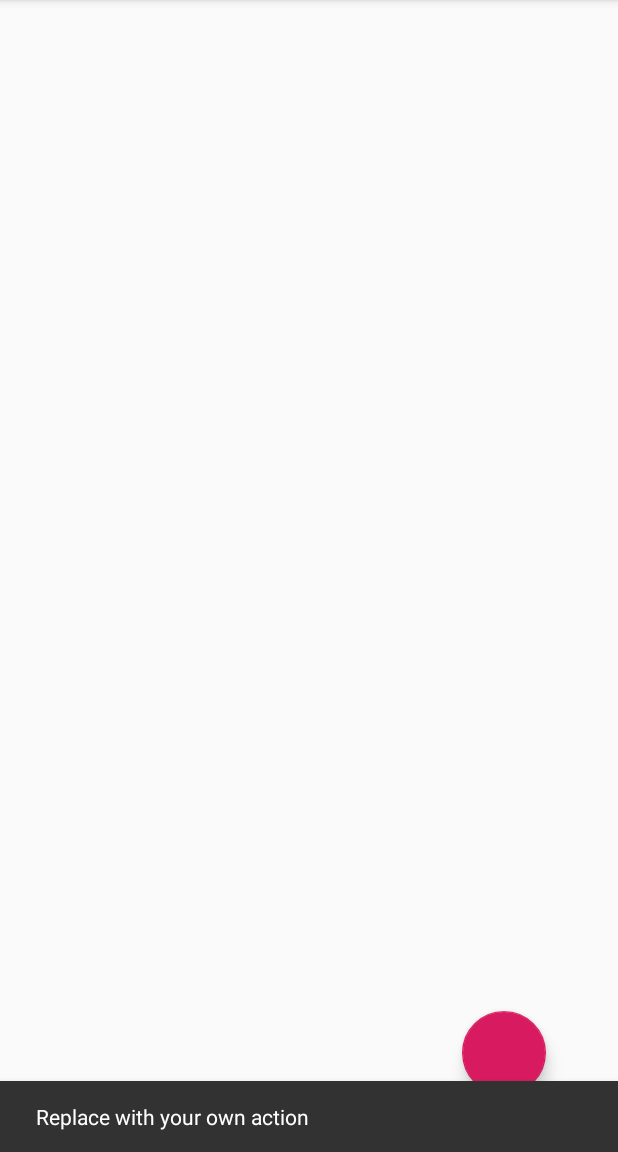
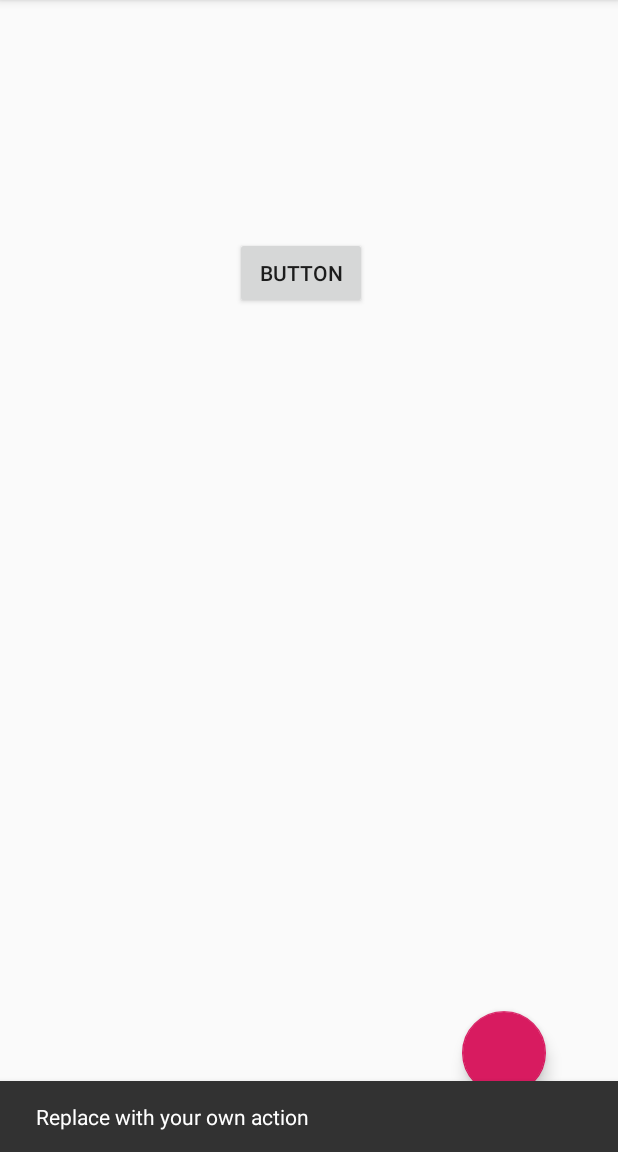
Before and after one commit to JPaik649/Eventify, an Android app: the screen it shows after launch (MainActivity), after a tap on an icon or button, on a phone screen of 412 x 824 dp, the part 84-1236 px from its top. Run offline under Robolectric (Android 15) with nearby library versions, the phone set to English and light mode, and no system bars.

```diff
--- a/EventProject/app/src/main/AndroidManifest.xml
+++ b/EventProject/app/src/main/AndroidManifest.xml
@@ -9,7 +9,8 @@
         android:roundIcon="@mipmap/ic_launcher_round"
         android:supportsRtl="true"
         android:theme="@style/AppTheme">
-        <activity android:name=".InputActivity"></activity>
+        <activity android:name=".PostActivity"></activity>
+        <activity android:name=".InputActivity" />
         <activity
             android:name=".MainActivity"
             android:label="@string/app_name"
--- a/EventProject/app/src/main/java/com/example/eventproject/MainActivity.java
+++ b/EventProject/app/src/main/java/com/example/eventproject/MainActivity.java
@@ -1,5 +1,6 @@
 package com.example.eventproject;
 
+import android.content.Intent;
 import android.os.Bundle;
 import com.google.android.material.floatingactionbutton.FloatingActionButton;
 import com.google.android.material.snackbar.Snackbar;
@@ -8,11 +9,13 @@ import androidx.appcompat.widget.Toolbar;
 import android.view.View;
 import android.view.Menu;
 import android.view.MenuItem;
+import android.widget.Button;
 import android.widget.Toast;
 
 public class MainActivity extends AppCompatActivity {
 
     public static int category = 0;
+    public Button button;
 
     @Override
     protected void onCreate(Bundle savedInstanceState) {
@@ -20,6 +23,14 @@ public class MainActivity extends AppCompatActivity {
         setContentView(R.layout.activity_main);
         Toolbar toolbar = findViewById(R.id.toolbar);
         setSupportActionBar(toolbar);
+
+        button = (Button) findViewById(R.id.ericsButton);
+        button.setOnClickListener(new View.OnClickListener() {
+            @Override
+            public void onClick(View v) {
+                openPostActivity();
+            }
+        });
 
        FloatingActionButton fab = findViewById(R.id.fab);
         fab.setOnClickListener(new View.OnClickListener() {
@@ -29,6 +40,11 @@ public class MainActivity extends AppCompatActivity {
                         .setAction("Action", null).show();
             }
         });
+    }
+
+    public void openPostActivity(){
+        Intent intent = new Intent(this, PostActivity.class);
+        startActivity(intent);
     }
 
     @Override
--- a/EventProject/app/src/main/res/layout/activity_main.xml
+++ b/EventProject/app/src/main/res/layout/activity_main.xml
@@ -35,4 +35,16 @@
         android:layout_marginRight="48dp"
         android:layout_marginBottom="38dp" />
 
+    <Button
+        android:id="@+id/ericsButton"
+        android:layout_width="wrap_content"
+        android:layout_height="wrap_content"
+        android:layout_alignEnd="@+id/appBarLayout4"
+        android:layout_alignRight="@+id/appBarLayout4"
+        android:layout_alignParentBottom="true"
+        android:layout_marginEnd="167dp"
+        android:layout_marginRight="167dp"
+        android:layout_marginBottom="562dp"
+        android:text="Button" />
+
 </RelativeLayout>
```
Also changed, not shown: EventProject/app/src/main/java/com/example/eventproject/PostActivity.java (added, +14 -0 lines), EventProject/app/src/main/res/layout/activity_post.xml (added, +9 -0 lines).
